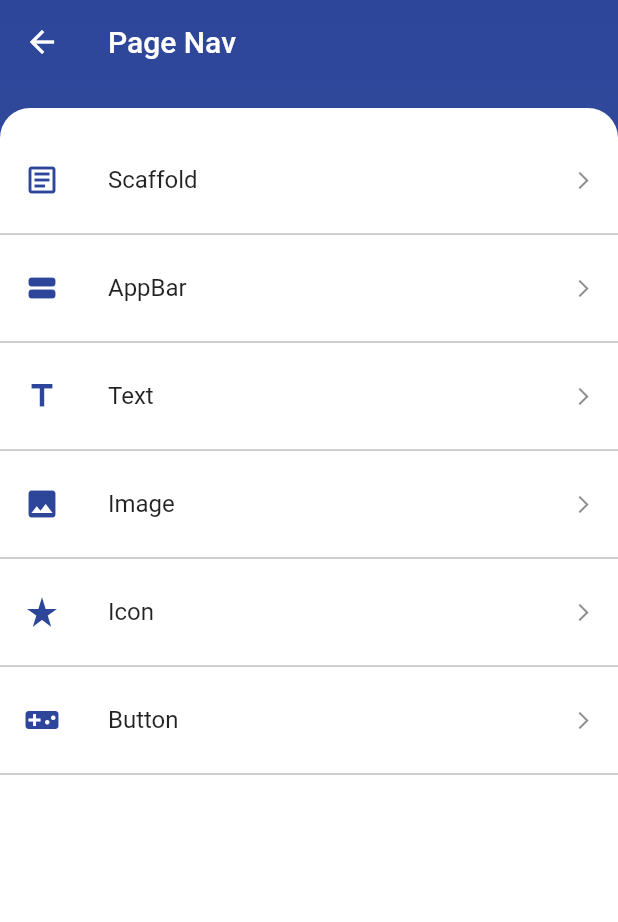
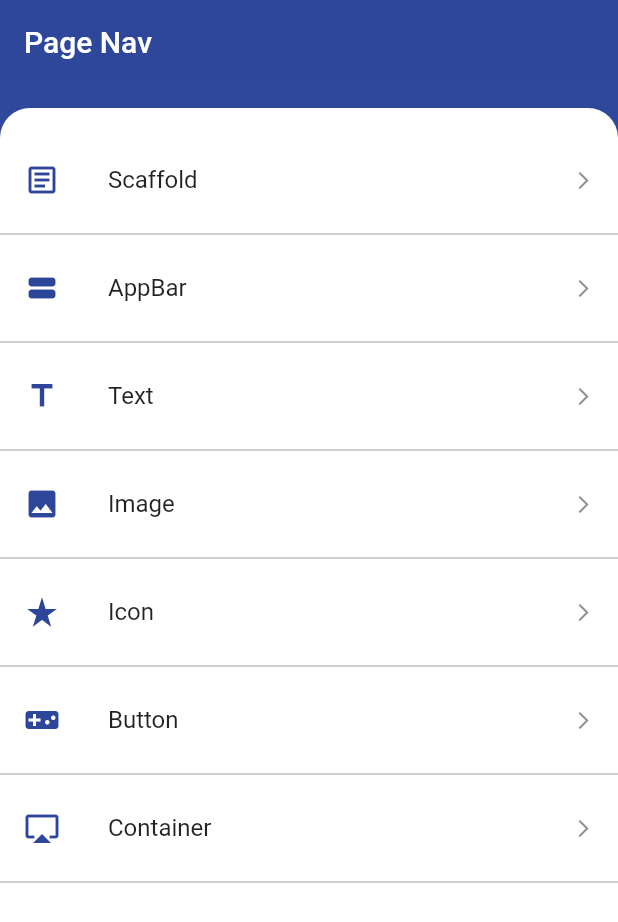
Before and after one commit to persilee/flutter_basic, a Flutter app: the screen it shows after launch, on a phone screen of 412 x 824 dp. Shown: the top 922 px of the screen. Run offline on Flutter 3.47's test engine with Material 2 defaults, Android fonts, the phone set to English and light mode, and no system bars.

Commit message:
🍐 add container

```diff
--- a/flutterBasic/lib/pages/page_button.dart
+++ b/flutterBasic/lib/pages/page_button.dart
@@ -15,7 +15,7 @@ class _PageButtonState extends State<PageButton> {
   Widget build(BuildContext context) {
     return CustomScaffold(
       appBar: CustomAppBar(
-        title: const Text('Icon'),
+        title: const Text('Button'),
       ),
       body: Center(
         child: Column(
--- a/flutterBasic/lib/pages/page_icon.dart
+++ b/flutterBasic/lib/pages/page_icon.dart
@@ -18,7 +18,6 @@ class _PageIconState extends State<PageIcon> {
       ),
       body: Center(
         child: Column(
-          mainAxisAlignment: MainAxisAlignment.center,
           children: const [
             SizedBox(
               height: 10,
--- a/flutterBasic/lib/pages/page_nav.dart
+++ b/flutterBasic/lib/pages/page_nav.dart
@@ -1,6 +1,7 @@
 import 'package:flutter/material.dart';
 import 'package:flutter_basic/pages/page_app_bar.dart';
 import 'package:flutter_basic/pages/page_button.dart';
+import 'package:flutter_basic/pages/page_container.dart';
 import 'package:flutter_basic/pages/page_icon.dart';
 import 'package:flutter_basic/pages/page_image.dart';
 import 'package:flutter_basic/pages/page_scaffold.dart';
@@ -60,6 +61,12 @@ class _PageNavState extends State<PageNav> {
             icon: Icons.videogame_asset,
             page: const PageButton(),
           ),
+          _buildListItem(
+            context: context,
+            name: 'Container',
+            icon: Icons.airplay,
+            page: const PageContianer(),
+          ),
         ],
       ),
     );
--- a/flutterBasic/lib/widgets/custom_app_bar.dart
+++ b/flutterBasic/lib/widgets/custom_app_bar.dart
@@ -500,15 +500,18 @@ class CustomAppBar extends StatelessWidget implements PreferredSizeWidget {
 
   @override
   Widget build(BuildContext context) {
+    final ModalRoute<dynamic>? parentRoute = ModalRoute.of(context);
+    final bool canPop = parentRoute?.canPop ?? false;
     return AppBar(
-      leading: leading ??
-          IconButton(
-            icon: const Icon(Icons.arrow_back),
-            tooltip: MaterialLocalizations.of(context).backButtonTooltip,
-            onPressed: () {
-              Navigator.maybePop(context);
-            },
-          ),
+      leading: leading == null && canPop
+          ? IconButton(
+              icon: const Icon(Icons.arrow_back),
+              tooltip: MaterialLocalizations.of(context).backButtonTooltip,
+              onPressed: () {
+                Navigator.maybePop(context);
+              },
+            )
+          : leading,
       automaticallyImplyLeading: automaticallyImplyLeading,
       title: title,
       actions: actions,
```
Also changed, not shown: flutterBasic/lib/pages/page_container.dart (added, +67 -0 lines).
